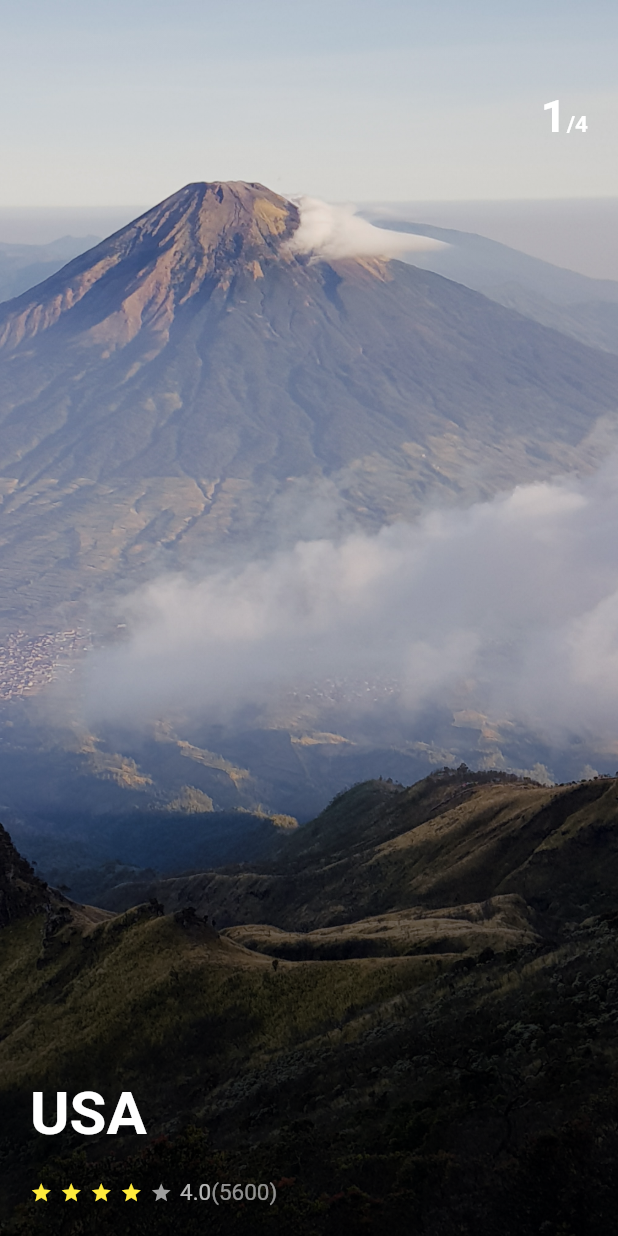
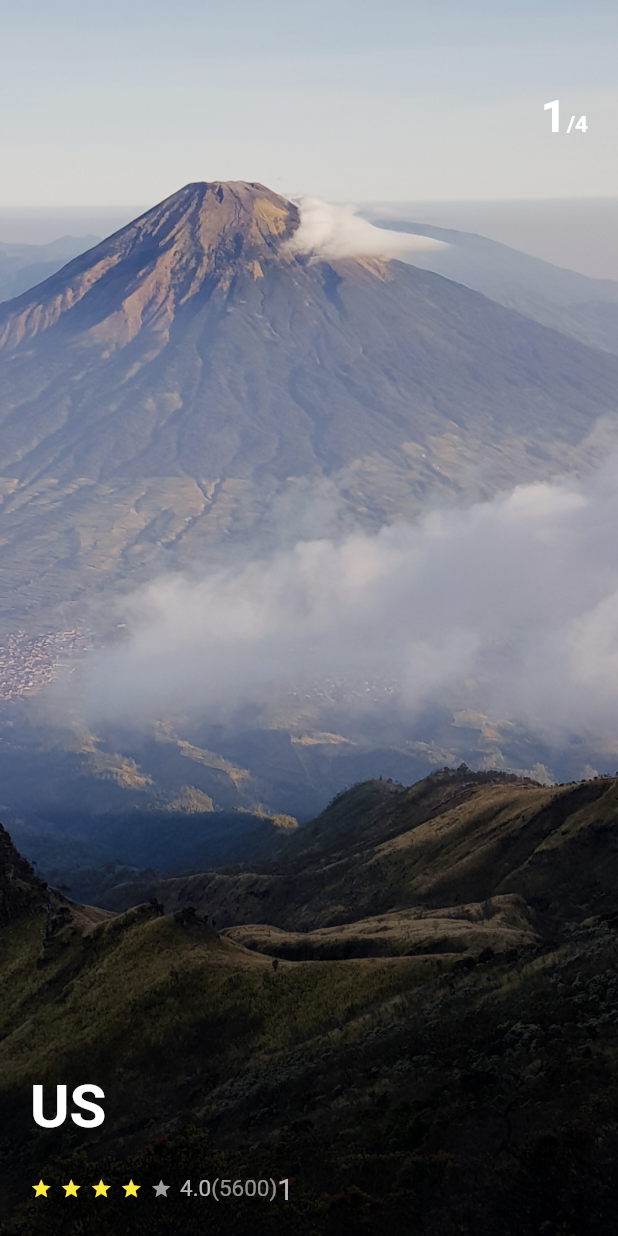
Before and after one commit to duca7/Flutter-UI, a Flutter app: the screen it shows after launch, on a phone screen of 412 x 824 dp. Run offline on Flutter 3.47's test engine with Material 2 defaults, Android fonts, the phone set to English and light mode, and no system bars.

Commit message:
done 50%

```diff
--- a/TripApp/lib/main.dart
+++ b/TripApp/lib/main.dart
@@ -32,15 +32,31 @@ class _HomepageState extends State<Homepage> {
     return Scaffold(
         body: PageView(
       children: <Widget>[
-        createPage('assets/images/one.jpg'),
-        createPage('assets/images/two.jpg'),
-        createPage('assets/images/three.jpg'),
-        createPage('assets/images/four.jpg'),
+        createPage(
+          image: 'assets/images/one.jpg',
+          title: 'US',
+          description: '1',
+        ),
+        createPage(
+          image: 'assets/images/two.jpg',
+          title: 'AHI',
+          description: '2',
+        ),
+        createPage(
+          image: 'assets/images/three.jpg',
+          title: 'Aha',
+          description: '3',
+        ),
+        createPage(
+          image: 'assets/images/four.jpg',
+          title: 'Ahu',
+          description: '4',
+        ),
       ],
     ));
   }
 
-  Widget createPage(image) {
+  Widget createPage({image, title, description}) {
     return Container(
       decoration: BoxDecoration(
         image: DecorationImage(
@@ -94,7 +110,7 @@ class _HomepageState extends State<Homepage> {
                   crossAxisAlignment: CrossAxisAlignment.start,
                   children: <Widget>[
                     Text(
-                      'USA',
+                      title,
                       style: TextStyle(
                           fontSize: 40,
                           color: Colors.white,
@@ -169,6 +185,13 @@ class _HomepageState extends State<Homepage> {
                             color: Colors.white54,
                           ),
                         ),
+                        Text(
+                          description,
+                          style: TextStyle(
+                            fontSize: 20,
+                            color: Colors.white70,
+                          ),
+                        ),
                       ],
                     )
                   ],
```
